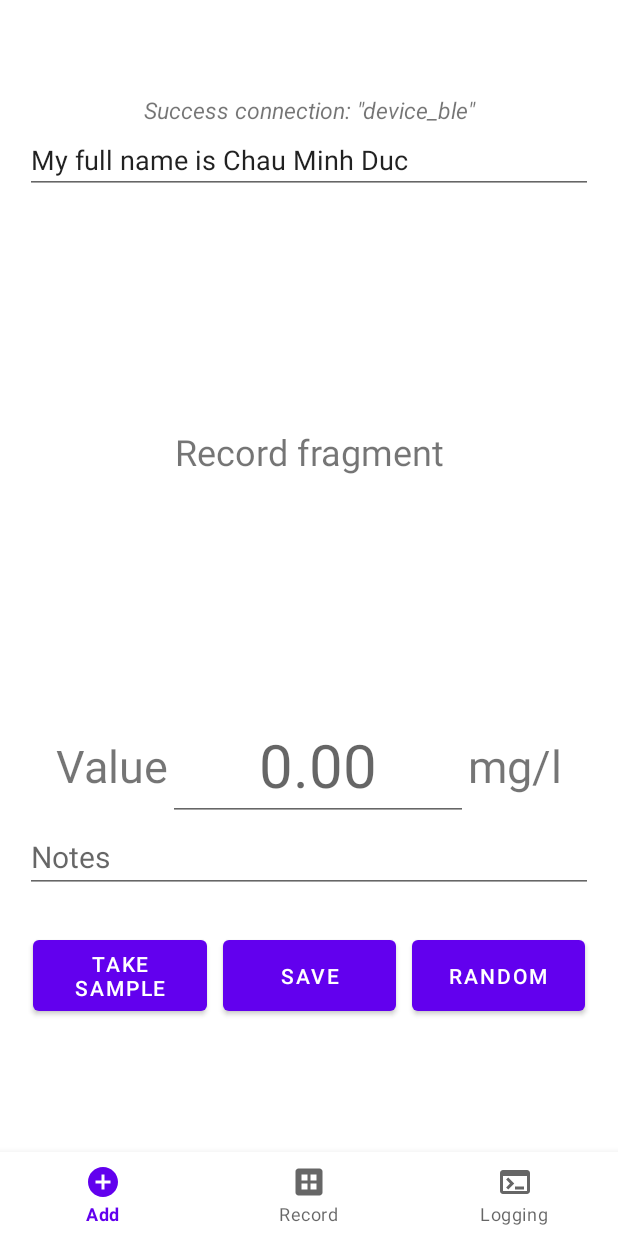
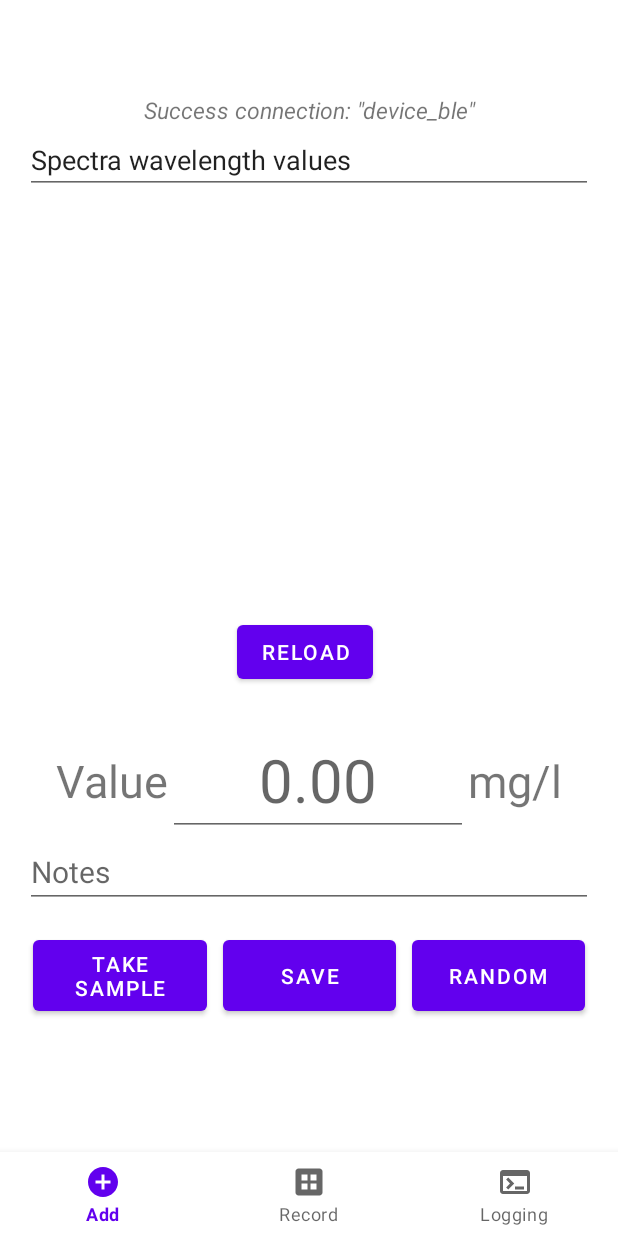
Before and after one commit to drakechau1/Glucometric-App, an Android app: the fragment RecordFragment placed in its activity, after a tap on "SAVE", on a phone screen of 412 x 824 dp. Run offline under Robolectric (Android 15) with nearby library versions, the phone set to English and light mode, and no system bars; libraries missing offline, so code that uses them is left out: com.github.mikephil.charting, com.opencsv; plain views replace BarChart; 4 statements that could not run were skipped.

Commit message:
add Save&Fetch data to CSV file (Log only)

```diff
--- a/app/build.gradle
+++ b/app/build.gradle
@@ -38,4 +38,5 @@ dependencies {
     androidTestImplementation 'androidx.test.espresso:espresso-core:3.5.1'
 
     implementation 'com.github.PhilJay:MPAndroidChart:v3.1.0'
+    implementation group: 'com.opencsv', name: 'opencsv', version: '5.2'
 }
--- a/app/src/main/java/com/example/glucometric1/takesample/AddSampleFragment.java
+++ b/app/src/main/java/com/example/glucometric1/takesample/AddSampleFragment.java
@@ -1,5 +1,6 @@
 package com.example.glucometric1.takesample;
 
+import android.content.Context;
 import android.graphics.Color;
 import android.os.Bundle;
 
@@ -12,18 +13,25 @@ import android.view.View;
 import android.view.ViewGroup;
 import android.widget.Button;
 import android.widget.EditText;
+import android.widget.Toast;
 
 import com.example.glucometric1.R;
 import com.github.mikephil.charting.charts.BarChart;
-import com.github.mikephil.charting.components.Description;
 import com.github.mikephil.charting.components.XAxis;
 import com.github.mikephil.charting.data.BarData;
 import com.github.mikephil.charting.data.BarDataSet;
 import com.github.mikephil.charting.data.BarEntry;
 import com.github.mikephil.charting.formatter.IndexAxisValueFormatter;
 import com.github.mikephil.charting.utils.ColorTemplate;
+import com.opencsv.CSVWriter;
+import com.opencsv.CSVWriterBuilder;
 
+import java.io.File;
+import java.io.FileOutputStream;
+import java.io.FileWriter;
+import java.io.IOException;
 import java.util.ArrayList;
+import java.util.Arrays;
 import java.util.List;
 
 /**
@@ -41,7 +49,8 @@ public class AddSampleFragment extends Fragment {
     // TODO: Rename and change types of parameters
     private String mParam1;
     private String mParam2;
-
+    // TODO: Variables are defined by user
+    private static final String CSV_FILE_PATH = "result.csv";
     Button buttonTakeSample;
     Button buttonSave;
     Button buttonRandom;
@@ -51,11 +60,11 @@ public class AddSampleFragment extends Fragment {
     BarDataSet barDataSet;
     ArrayList barEntriesList;
 
-    ArrayList<Double> arrayList = new ArrayList<Double>();
+    ArrayList<String> arrayList = new ArrayList<String>();
     ArrayList<String> listWavelengthLabels =
-            new ArrayList<String>(List.of("410", "435","460", "485",
+            new ArrayList<String>(List.of("410", "435", "460", "485",
                     "510", "535", "560", "585",
-                    "610", "645", "680","705", "730", "760","810", "860", "900", "940"));
+                    "610", "645", "680", "705", "730", "760", "810", "860", "900", "940"));
 
     public AddSampleFragment() {
 
@@ -77,6 +86,31 @@ public class AddSampleFragment extends Fragment {
         args.putString(ARG_PARAM2, param2);
         fragment.setArguments(args);
         return fragment;
+    }
+
+    public static boolean addDataToCSV(String outputPath, ArrayList<String> arrayList) {
+        // Source base on: https://www.geeksforgeeks.org/writing-a-csv-file-in-java-using-opencsv/
+
+        // first create file object for file placed at location specified by filepath
+        File file = new File(outputPath);
+        try {
+            // create FileWriter object with file as parameter
+            FileWriter outfile = new FileWriter(file, true);
+            CSVWriter writer = new CSVWriter(outfile);
+
+            String dataArray[] = arrayList.toArray(new String[arrayList.size()]);
+            writer.writeNext(dataArray);
+
+            Log.i("WriteData2CSV", "Wrote: " + Arrays.toString(dataArray));
+
+            // closing writer connection
+            writer.close();
+        } catch (IOException e) {
+            // TODO Auto-generated catch block
+            e.printStackTrace();
+            return false;
+        }
+        return true;
     }
 
     @Override
@@ -105,6 +139,13 @@ public class AddSampleFragment extends Fragment {
             @Override
             public void onClick(View view) {
                 Log.i("Debug", "Save data");
+                String path = getActivity().getFilesDir() + "/" + CSV_FILE_PATH;
+                Log.i("FilePath", path);
+                if (addDataToCSV(path, arrayList))
+                    Toast.makeText(getActivity(), "Success: Data wrote to CSV file", Toast.LENGTH_SHORT).show();
+                else
+                    Toast.makeText(getActivity(), "Failed: Data didn't write to CSV file", Toast.LENGTH_SHORT).show();
+
             }
         });
 
@@ -124,17 +165,19 @@ public class AddSampleFragment extends Fragment {
                 Log.i("Debug", String.format("ArrayList size: %s", arrayList.size()));
                 for (int i = 0; i < 18; i++) {
                     double rand = Math.random() * 10000 + 0;
-                    arrayList.add(rand);
+                    arrayList.add(String.valueOf(rand));
                 }
                 Log.i("Debug", String.format("ArrayList size: %s", arrayList.size()));
 
+                // Bar Chart processing
                 barEntriesList = new ArrayList<>();
                 barChart.clear();
                 editTextValues.setText(null);
                 String textStringValues = "";
                 for (int i = 0; i < 18; i++) {
-                    textStringValues += String.format("<b>%s:</b>%.2f - ", listWavelengthLabels.get(i),arrayList.get(i));
-                    barEntriesList.add(new BarEntry(i, arrayList.get(i).floatValue()));
+                    float fValue = Float.parseFloat(arrayList.get(i));
+                    textStringValues += String.format("<b>%s:</b>%.2f - ", listWavelengthLabels.get(i), fValue);
+                    barEntriesList.add(new BarEntry(i, fValue));
                 }
                 editTextValues.setText(Html.fromHtml(textStringValues, Html.FROM_HTML_MODE_COMPACT));
 
@@ -151,12 +194,8 @@ public class AddSampleFragment extends Fragment {
                 barChart.getDescription().setEnabled(false);
                 barDataSet.setColors(ColorTemplate.COLORFUL_COLORS);
                 barDataSet.setValueTextColor(Color.BLACK);
-
-
             }
         });
-
-
         return view;
     }
 }
--- a/app/src/main/java/com/example/glucometric1/takesample/RecordFragment.java
+++ b/app/src/main/java/com/example/glucometric1/takesample/RecordFragment.java
@@ -4,11 +4,20 @@ import android.os.Bundle;
 
 import androidx.fragment.app.Fragment;
 
+import android.util.Log;
 import android.view.LayoutInflater;
 import android.view.View;
 import android.view.ViewGroup;
+import android.widget.Button;
 
 import com.example.glucometric1.R;
+import com.opencsv.CSVReader;
+import com.opencsv.CSVReaderBuilder;
+
+import java.io.File;
+import java.io.FileReader;
+import java.util.Arrays;
+import java.util.List;
 
 /**
  * A simple {@link Fragment} subclass.
@@ -25,6 +34,9 @@ public class RecordFragment extends Fragment {
     // TODO: Rename and change types of parameters
     private String mParam1;
     private String mParam2;
+
+    // Todo: Variables are defined by user
+    Button buttonReloadRecord;
 
     public RecordFragment() {
         // Required empty public constructor
@@ -61,6 +73,46 @@ public class RecordFragment extends Fragment {
     public View onCreateView(LayoutInflater inflater, ViewGroup container,
                              Bundle savedInstanceState) {
         // Inflate the layout for this fragment
-        return inflater.inflate(R.layout.fragment_record, container, false);
+        View view = inflater.inflate(R.layout.fragment_record, container, false);
+        buttonReloadRecord = (Button) view.findViewById(R.id.buttonReloadRecord);
+
+        String filePath = getActivity().getFilesDir() + "/result.csv";
+
+        buttonReloadRecord.setOnClickListener(new View.OnClickListener() {
+            @Override
+            public void onClick(View view) {
+                FetchDataFromCSVFile(filePath);
+
+            }
+        });
+
+
+        return view;
+    }
+
+    public void FetchDataFromCSVFile(String filename) {
+        Log.i("Debug", "Log data from CSV");
+
+        try {
+            // Create an object of file reader
+            // class with CSV file as a parameter.
+            FileReader filereader = new FileReader(new File(filename));
+
+            // create csvReader object and skip first Line
+            CSVReader csvReader = new CSVReaderBuilder(filereader)
+                    .withSkipLines(0)
+                    .build();
+            List<String[]> allData = csvReader.readAll();
+
+            // print Data
+            for (String[] row : allData) {
+                Log.i("ReadAllData", Arrays.toString(row));
+            }
+            int numberOfSamples = allData.size();
+            Log.i("NumberOfSamples", String.valueOf(numberOfSamples));
+
+        } catch (Exception e) {
+            e.printStackTrace();
+        }
     }
 }
--- a/app/src/main/res/layout/fragment_add_sample.xml
+++ b/app/src/main/res/layout/fragment_add_sample.xml
@@ -12,7 +12,7 @@
         android:layout_width="match_parent"
         android:layout_height="wrap_content"
         android:layout_above="@+id/linearLayoutBottomAction"
-        android:layout_marginBottom="20dp"
+        android:layout_marginBottom="10dp"
         android:ems="10"
         android:hint="Notes"
         android:textSize="20dp"
@@ -108,7 +108,7 @@
         android:layout_height="wrap_content"
         android:layout_below="@+id/textViewConnectionStatus"
         android:ems="10"
-        android:text="My full name is Chau Minh Duc"
+        android:text="Spectra wavelength values"
         android:gravity="start|top"
         android:enabled="true"
         android:inputType="textMultiLine" />
--- a/app/src/main/res/layout/fragment_record.xml
+++ b/app/src/main/res/layout/fragment_record.xml
@@ -1,16 +1,22 @@
 <?xml version="1.0" encoding="utf-8"?>
-<FrameLayout xmlns:android="http://schemas.android.com/apk/res/android"
+<androidx.constraintlayout.widget.ConstraintLayout xmlns:android="http://schemas.android.com/apk/res/android"
+    xmlns:app="http://schemas.android.com/apk/res-auto"
     xmlns:tools="http://schemas.android.com/tools"
     android:layout_width="match_parent"
     android:layout_height="match_parent"
+    android:layout_margin="10dp"
     tools:context=".takesample.RecordFragment">
 
-    <!-- TODO: Update blank fragment layout -->
-    <TextView
-        android:layout_width="match_parent"
-        android:layout_height="match_parent"
-        android:text="Record fragment"
-        android:textSize="24sp"
-        android:gravity="center"/>
 
-</FrameLayout>
+    <Button
+        android:id="@+id/buttonReloadRecord"
+        android:layout_width="wrap_content"
+        android:layout_height="wrap_content"
+        android:layout_marginStart="146dp"
+        android:layout_marginEnd="152dp"
+        android:layout_marginBottom="14dp"
+        android:text="Reload"
+        app:layout_constraintBottom_toBottomOf="parent"
+        app:layout_constraintEnd_toEndOf="parent"
+        app:layout_constraintStart_toStartOf="parent" />
+</androidx.constraintlayout.widget.ConstraintLayout>
```
